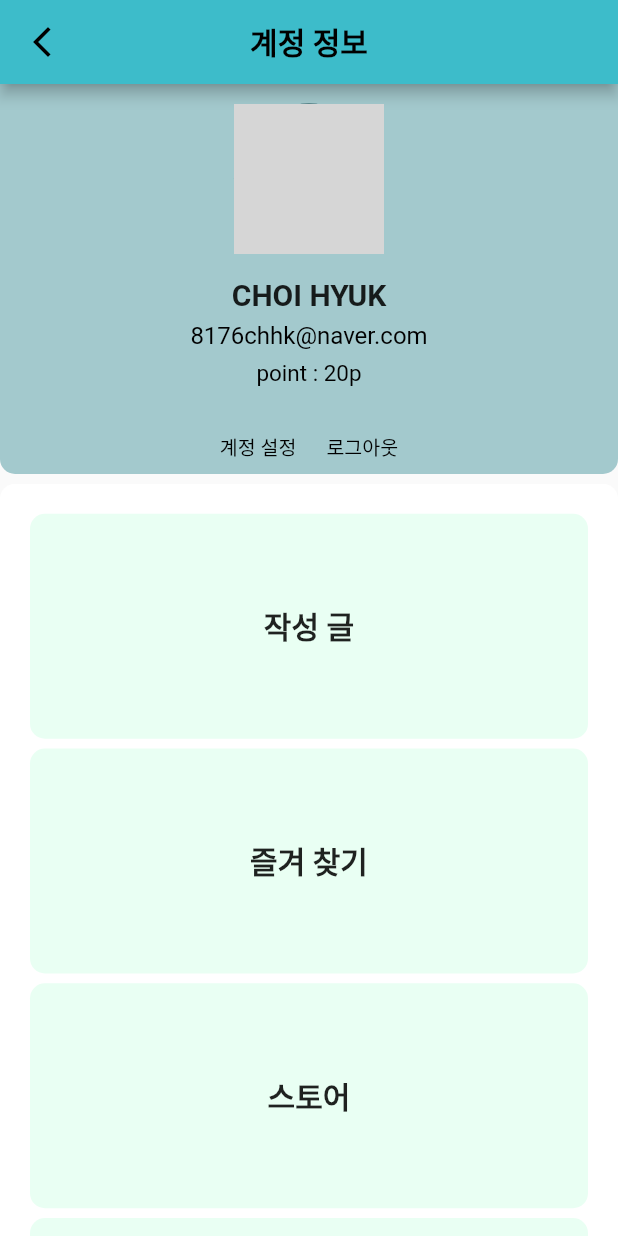
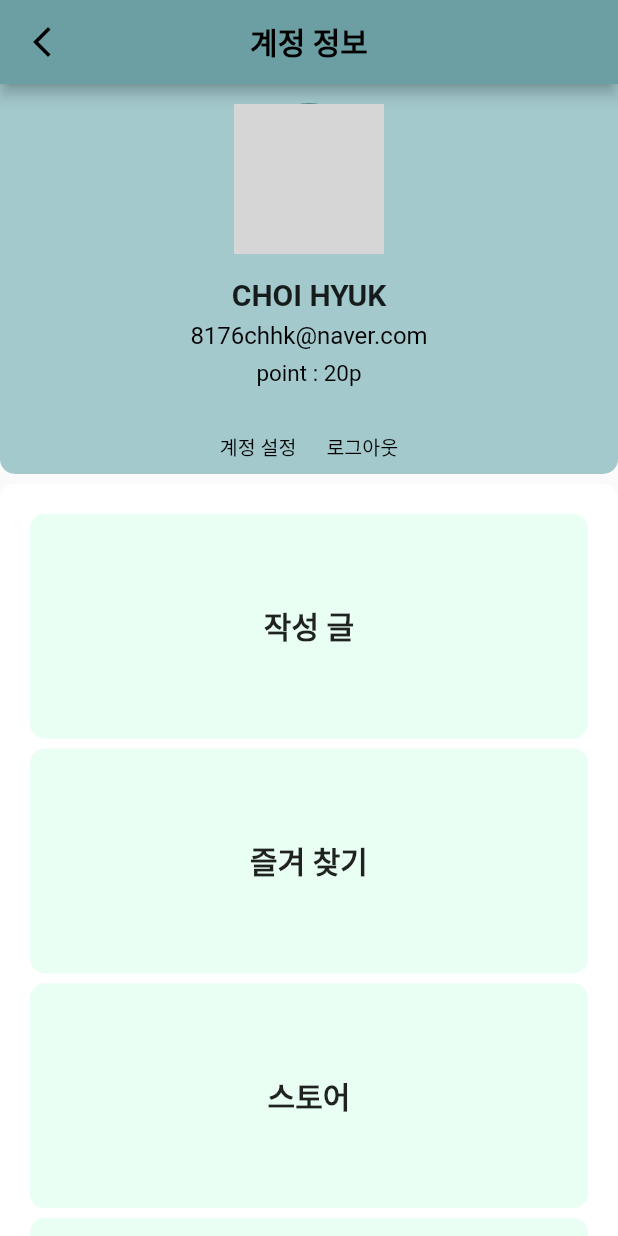
Before and after one commit to choi-hyk/Team_Project_BMT, a Flutter app: the screen it shows after launch, in the side drawer, after a tap on "CHOI_HYUK", on a phone screen of 412 x 824 dp. Run offline on Flutter 3.47's test engine with Material 2 defaults, Android fonts, the phone set to English and light mode, and no system bars; our stand-ins replace firebase_auth, firebase_core; accounts and stored records are empty; grey boxes are pictures that could not be loaded.

Commit message:
사용자 프로필 페이지

```diff
--- a/lib/user_widgets/Account_UI.dart
+++ b/lib/user_widgets/Account_UI.dart
@@ -134,7 +134,7 @@ class AccountUIState extends State<AccountUI> {
           '계정 정보',
           style: TextStyle(color: Colors.black, fontWeight: FontWeight.bold),
         ),
-        backgroundColor: Theme.of(context).primaryColorLight,
+        backgroundColor: Theme.of(context).primaryColor,
         centerTitle: true,
       ),
       body: Column(
```
